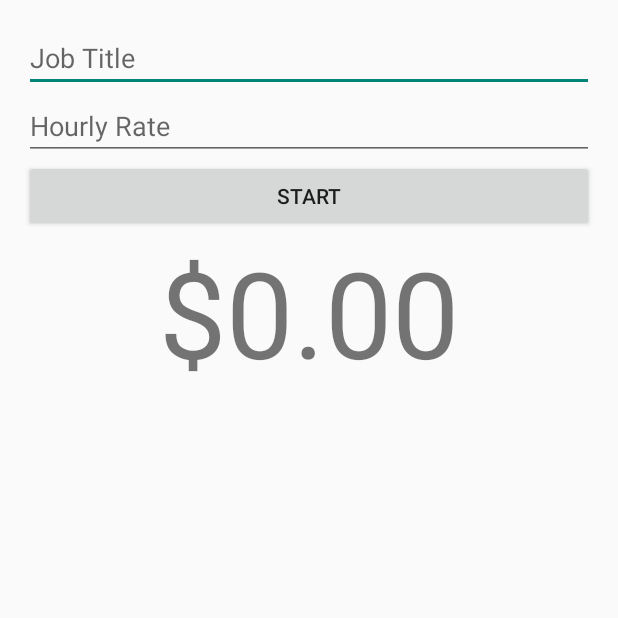
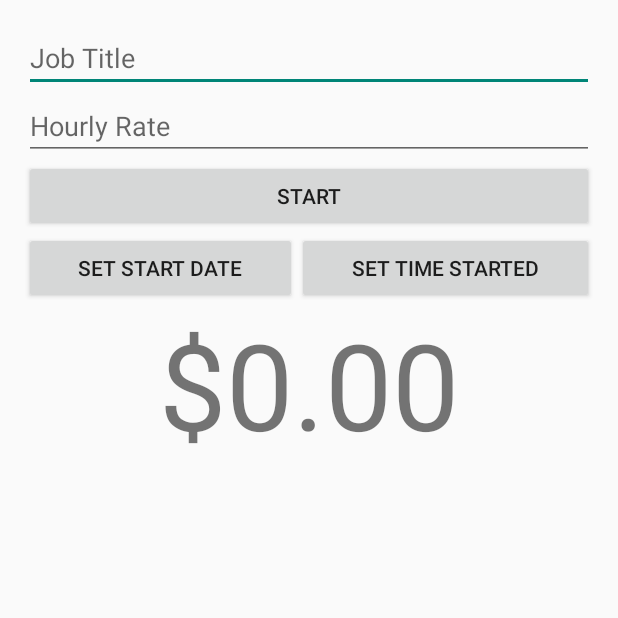
Before and after one commit to shlomo-maghen/wage-watchers, an Android app: the screen it shows after launch (MainActivity), after a tap on "START", on a phone screen of 412 x 824 dp, the top half of it. Run offline under Robolectric (Android 15) with nearby library versions, the phone set to English and light mode, and no system bars; our stand-ins replace AdMob.

Commit message:
set date/time started

```diff
--- a/app/build.gradle
+++ b/app/build.gradle
@@ -8,8 +8,8 @@ android {
         applicationId "com.itnstudios.wagewatchers"
         minSdkVersion 15
         targetSdkVersion 22
-        versionCode 1
-        versionName "1.0"
+        versionCode 4
+        versionName "1.3"
     }
     buildTypes {
         release {
--- a/app/src/main/AndroidManifest.xml
+++ b/app/src/main/AndroidManifest.xml
@@ -1,6 +1,6 @@
 <?xml version="1.0" encoding="utf-8"?>
 <manifest xmlns:android="http://schemas.android.com/apk/res/android"
-    package="com.itnstudios.wagewatchers" >
+    package="com.itnstudios.wagewatchers">
 
     <application
         android:allowBackup="true"
@@ -12,7 +12,6 @@
             android:label="@string/app_name" >
             <intent-filter>
                 <action android:name="android.intent.action.MAIN" />
-
                 <category android:name="android.intent.category.LAUNCHER" />
             </intent-filter>
         </activity>
--- a/app/src/main/java/com/itnstudios/wagewatchers/MainActivity.java
+++ b/app/src/main/java/com/itnstudios/wagewatchers/MainActivity.java
@@ -1,39 +1,39 @@
 package com.itnstudios.wagewatchers;
 
 import android.app.Activity;
-import android.app.AlertDialog;
+import android.app.DatePickerDialog;
+import android.app.TimePickerDialog;
 import android.content.Context;
-import android.content.DialogInterface;
 import android.content.SharedPreferences;
 import android.os.Bundle;
 import android.os.Handler;
 import android.os.Message;
-import android.util.Log;
 import android.view.Menu;
 import android.view.MenuItem;
 import android.view.View;
 import android.view.inputmethod.InputMethodManager;
 import android.widget.Button;
+import android.widget.DatePicker;
 import android.widget.EditText;
-import android.widget.RelativeLayout;
 import android.widget.TextView;
+import android.widget.TimePicker;
 
 import com.google.android.gms.ads.AdRequest;
 import com.google.android.gms.ads.AdView;
 
 import java.text.DateFormat;
 import java.text.SimpleDateFormat;
+import java.util.Calendar;
 import java.util.Date;
 
 public class MainActivity extends Activity {
     boolean clockRun = false, mainRun = true;
-    Button mStartStop;
+    Button mStartStop, setDateStartedButton, setTimeStartedButton;
+    Calendar tempTime;
     double hourlyRate;
     EditText mJobTitle, mHourlyRate;
     Handler handler;
     long timeClockStarted;
-    MainActivity activity = this;
-    RelativeLayout mainLayout;
     SharedPreferences.Editor prefsEditor;
     SharedPreferences prefs;
     TextView mMoneyClock, mWorkLog;
@@ -49,6 +49,8 @@ public class MainActivity extends Activity {
         mMoneyClock = (TextView)findViewById(R.id.money_clock);
         mWorkLog = (TextView) findViewById(R.id.tv_log);
         mStartStop = (Button)findViewById(R.id.bt_start);
+        setDateStartedButton = (Button)findViewById(R.id.bt_set_date);
+        setTimeStartedButton = (Button)findViewById(R.id.bt_set_time);
         clockThread = new Thread(new ClockRun());
         prefs = getSharedPreferences("com.itnstudios.mainPrefs", MODE_PRIVATE);
         handler = new Handler(){
@@ -86,13 +88,15 @@ public class MainActivity extends Activity {
 
         if(clockRun)prefsEditor.putLong("timeClockStarted", timeClockStarted);
         else prefsEditor.remove("timeClockStarted");
-        prefsEditor.commit();
+        prefsEditor.apply();
     }
 
     @Override
     protected void onResume() {
         super.onResume();
-        if (prefs.getLong("timeClockStarted", 0) > 0) startStopClock(null);
+        if (prefs.getLong("timeClockStarted", 0) > 0 && !clockRun) {
+            startStopClock(null);
+        }
     }
 
     public void startStopClock(View v) {
@@ -112,10 +116,14 @@ public class MainActivity extends Activity {
             //reset the clock
             prefsEditor = prefs.edit();
             prefsEditor.remove("timeClockStarted");
-            prefsEditor.commit();
+            prefsEditor.apply();
             mMoneyClock.setText("$0.00");
+            //disable the date/time buttons
+            setDateStartedButton.setEnabled(false);
+            setTimeStartedButton.setEnabled(false);
 
         }else if (!clockRun){
+            tempTime = Calendar.getInstance();
             if (fieldsOk()){
                 hourlyRate = Double.parseDouble(mHourlyRate.getText().toString());
                 //start clock
@@ -130,9 +138,27 @@ public class MainActivity extends Activity {
                     e.printStackTrace();
                 }
             }
+            //enable the date/time buttons
+            setDateStartedButton.setEnabled(true);
+            setTimeStartedButton.setEnabled(true);
+
         }
     }
 
+    public void setTimeStarted(View v){
+        TimePickerDialog timePicker = new TimePickerDialog(this, new TimeSetListener(),
+                tempTime.get(Calendar.HOUR),
+                tempTime.get(Calendar.MINUTE),
+                false);
+        timePicker.show();
+    }
+    public void setDateStarted(View v){
+        DatePickerDialog datePicker = new DatePickerDialog(this, new DateSetListener(),
+                tempTime.get(Calendar.YEAR),
+                tempTime.get(Calendar.MONTH),
+                tempTime.get(Calendar.DAY_OF_MONTH));
+        datePicker.show();
+    }
     private String getWorkRecord(long timeWorked, String realMoneyEarned) {
         StringBuilder builder = new StringBuilder();
         //append date MM/DD/YY
@@ -146,7 +172,7 @@ public class MainActivity extends Activity {
         //append time worked
         long seconds = timeWorked / 1000 % 60;
         long minutes = timeWorked / 60000 % 60;
-        long hours = timeWorked / 360000 % 24;
+        long hours = timeWorked / 3600000 % 24;
         String time = String.format("%02d:%02d:%02d", hours, minutes, seconds);
         builder.append(time+ "//");
         //append amount earned
@@ -156,7 +182,7 @@ public class MainActivity extends Activity {
         builder.append(prefsLog);
         prefsEditor = prefs.edit();
         prefsEditor.putString("workLog", builder.toString());
-        prefsEditor.commit();
+        prefsEditor.apply();
 
         return builder.toString();
     }
@@ -219,5 +245,24 @@ public class MainActivity extends Activity {
             }while (mainRun);
         }
     }
+    class TimeSetListener implements TimePickerDialog.OnTimeSetListener{
+        @Override
+        public void onTimeSet(TimePicker view, int hourOfDay, int minute) {
+            tempTime.set(Calendar.HOUR, hourOfDay);
+            tempTime.set(Calendar.MINUTE, minute);
+            timeClockStarted = tempTime.getTimeInMillis();
+        }
+    }
 
+
+    class DateSetListener implements DatePickerDialog.OnDateSetListener{
+        @Override
+        public void onDateSet(DatePicker view, int year, int monthOfYear, int dayOfMonth) {
+            tempTime.set(Calendar.YEAR, year);
+            tempTime.set(Calendar.MONTH, monthOfYear);
+            tempTime.set(Calendar.DAY_OF_MONTH, dayOfMonth);
+                timeClockStarted = tempTime.getTimeInMillis();
+        }
+
+    }
 }
--- a/app/src/main/res/layout/activity_main.xml
+++ b/app/src/main/res/layout/activity_main.xml
@@ -31,15 +31,43 @@
         android:id="@+id/bt_start"
         android:layout_width="fill_parent"
         android:layout_height="wrap_content"
+        android:layout_centerHorizontal="true"
         android:layout_below="@id/et_hourly_rate"
         android:text="@string/start"
         android:onClick="startStopClock"/>
+    <!-- set date/time -->
+    <LinearLayout
+        android:id="@+id/layout_buttons"
+        android:layout_width="fill_parent"
+        android:layout_height="wrap_content"
+        android:layout_below="@id/bt_start">
+        <!-- set date-->
+        <Button
+            android:id="@+id/bt_set_date"
+            android:layout_width="wrap_content"
+            android:layout_height="wrap_content"
+            android:layout_weight="1"
+            android:text="@string/set_date_started"
+            android:enabled="false"
+            android:onClick="setDateStarted"/>
+        <!-- set time-->
+        <Button
+            android:id="@+id/bt_set_time"
+            android:layout_width="wrap_content"
+            android:layout_height="wrap_content"
+            android:layout_weight="1"
+            android:text="@string/set_time_started"
+            android:enabled="false"
+            android:onClick="setTimeStarted"/>
+    </LinearLayout>
 
     <TextView
         android:id="@+id/money_clock"
         android:layout_width="fill_parent"
         android:layout_height="wrap_content"
-        android:layout_below="@id/bt_start"
+        android:focusableInTouchMode="true"
+        android:focusable="true"
+        android:layout_below="@id/layout_buttons"
         android:text="@string/start_text"
         android:gravity="center"
         android:textSize="80sp"/>
@@ -54,6 +82,7 @@
             android:layout_height="wrap_content"
             android:gravity="center_horizontal"/>
     </ScrollView>
+
     <com.google.android.gms.ads.AdView
         android:id="@id/adView"
         android:layout_width="wrap_content"
--- a/app/src/main/res/values/strings.xml
+++ b/app/src/main/res/values/strings.xml
@@ -9,6 +9,8 @@
     <string name="start_text">$0.00</string>
 
     <string name="banner_ad_unit_id">ca-app-pub-9092054765572332/5455646021</string>
+    <string name="set_time_started">Set Time Started</string>
+    <string name="set_date_started">Set Start Date</string>
     <!-- test -->
     <!-- ca-app-pub-3940256099942544/6300978111 -->
     <!-- real -->
```
